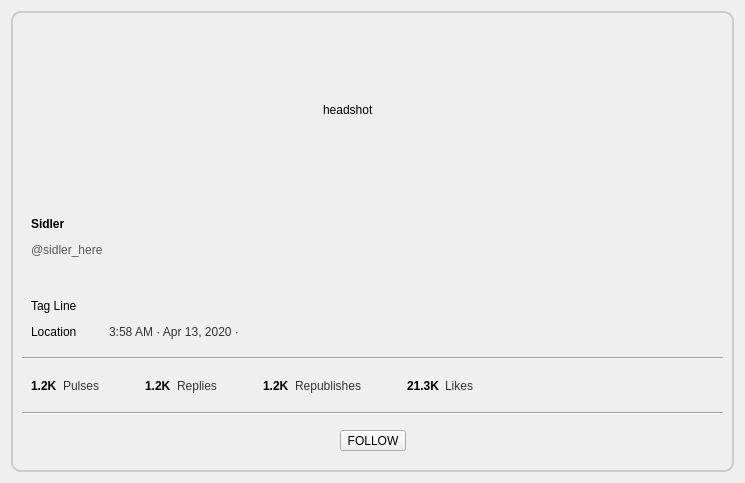
Above: retroshare-gui/src/gui/TheWire/PulseViewGroup.ui from RetroShare/RetroShare before the change. Below: the same form after it.
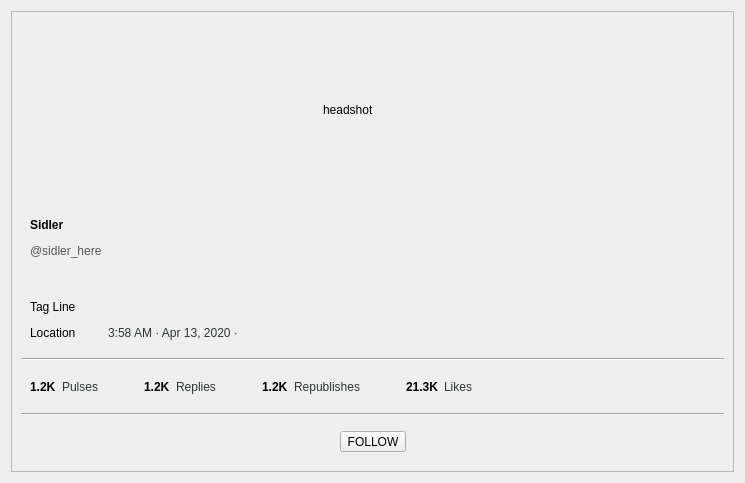
That is the form after the change. Icons and pictures are not drawn.

Commit message: removed hardcoded stylesheets from the frames

```diff
--- a/retroshare-gui/src/gui/TheWire/PulseViewGroup.ui
+++ b/retroshare-gui/src/gui/TheWire/PulseViewGroup.ui
@@ -40,10 +40,7 @@
       </size>
      </property>
      <property name="styleSheet">
-      <string notr="true">QFrame#frame{border: 2px solid #CCCCCC;
-background: qlineargradient(x1: 0, y1: 0, x2: 0, y2: 1,
-                                     stop: 0 #EEEEEE, stop: 1 #CCCCCC);
-border-radius: 10px}</string>
+      <string notr="true"/>
      </property>
      <property name="frameShape">
       <enum>QFrame::StyledPanel</enum>
```
The commit also changes 3 other files.
